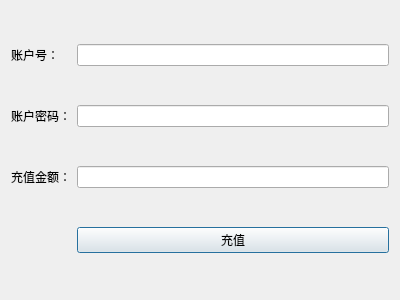
Old version of the form rechargedialog.ui in the repository BarryDeng/CPP_CurriculumDesign.
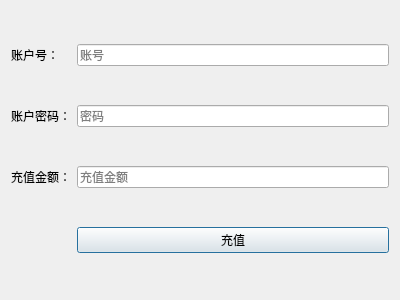
New version of the form.

```diff
--- a/rechargedialog.ui
+++ b/rechargedialog.ui
@@ -15,10 +15,21 @@
   </property>
   <layout class="QGridLayout" name="gridLayout">
    <item row="0" column="1">
-    <widget class="QLineEdit" name="lineEdit_3"/>
+    <widget class="QLineEdit" name="lineEdit_3">
+     <property name="placeholderText">
+      <string>账号</string>
+     </property>
+    </widget>
    </item>
    <item row="1" column="1">
-    <widget class="QLineEdit" name="lineEdit_2"/>
+    <widget class="QLineEdit" name="lineEdit_2">
+     <property name="echoMode">
+      <enum>QLineEdit::Password</enum>
+     </property>
+     <property name="placeholderText">
+      <string>密码</string>
+     </property>
+    </widget>
    </item>
    <item row="2" column="0">
     <widget class="QLabel" name="label_3">
@@ -28,7 +39,11 @@
     </widget>
    </item>
    <item row="2" column="1">
-    <widget class="QLineEdit" name="lineEdit"/>
+    <widget class="QLineEdit" name="lineEdit">
+     <property name="placeholderText">
+      <string>充值金额</string>
+     </property>
+    </widget>
    </item>
    <item row="1" column="0">
     <widget class="QLabel" name="label_2">
```
